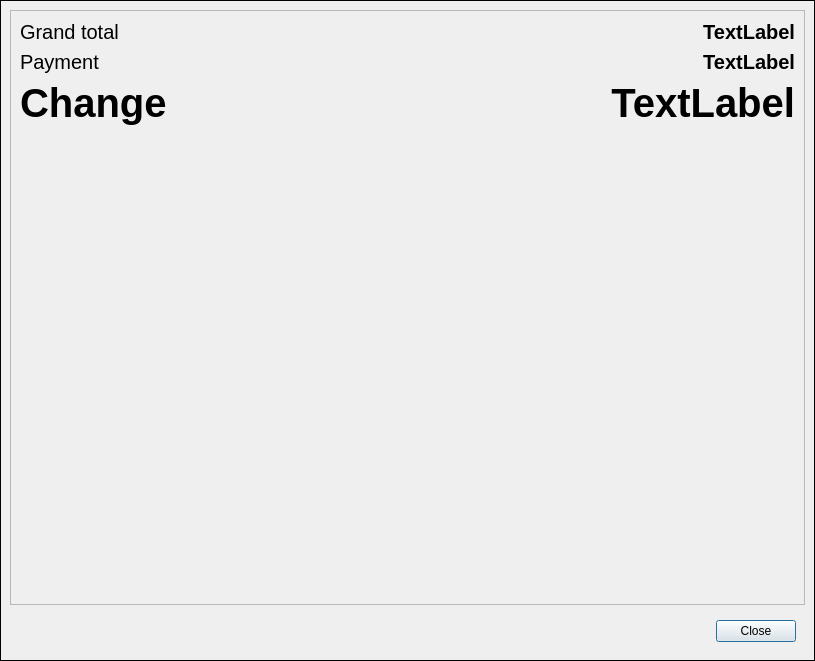
rondalefloyd/mts-pos, file app/views/templates/generated/PostOrder.ui: the form before one commit.
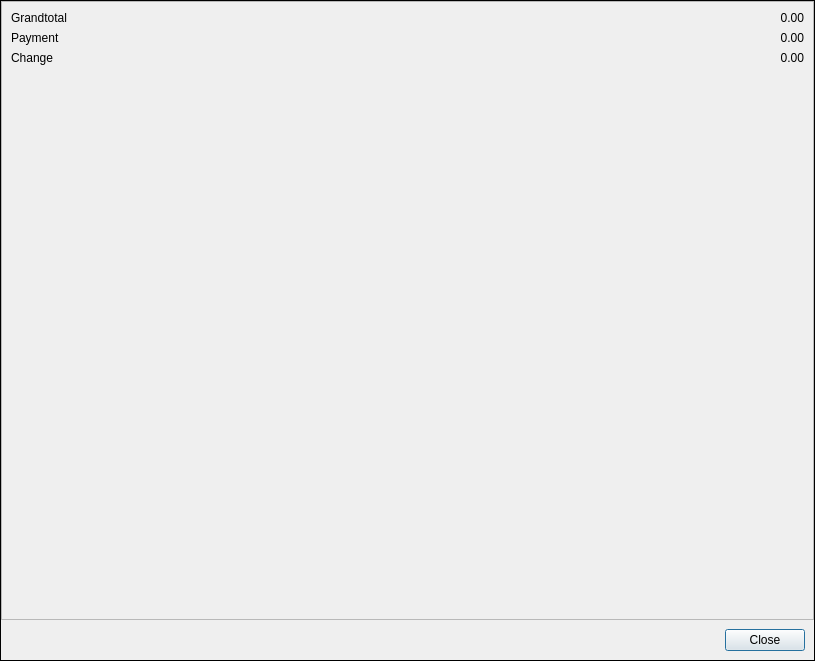
The form after the commit.

```diff
--- a/app/views/templates/generated/PostOrder.ui
+++ b/app/views/templates/generated/PostOrder.ui
@@ -41,6 +41,21 @@
       <enum>QFrame::Plain</enum>
      </property>
      <layout class="QVBoxLayout" name="verticalLayout_2">
+      <property name="spacing">
+       <number>0</number>
+      </property>
+      <property name="leftMargin">
+       <number>0</number>
+      </property>
+      <property name="topMargin">
+       <number>0</number>
+      </property>
+      <property name="rightMargin">
+       <number>0</number>
+      </property>
+      <property name="bottomMargin">
+       <number>0</number>
+      </property>
       <item>
        <widget class="QFrame" name="frame">
         <property name="frameShape">
@@ -54,23 +69,13 @@
           <layout class="QFormLayout" name="formLayout">
            <item row="0" column="0">
             <widget class="QLabel" name="label">
-             <property name="font">
-              <font>
-               <pointsize>15</pointsize>
-              </font>
-             </property>
              <property name="text">
-              <string>Grand total</string>
+              <string>Grandtotal</string>
              </property>
             </widget>
            </item>
            <item row="1" column="0">
             <widget class="QLabel" name="label_2">
-             <property name="font">
-              <font>
-               <pointsize>15</pointsize>
-              </font>
-             </property>
              <property name="text">
               <string>Payment</string>
              </property>
@@ -78,13 +83,6 @@
            </item>
            <item row="2" column="0">
             <widget class="QLabel" name="label_3">
-             <property name="font">
-              <font>
-               <pointsize>30</pointsize>
-               <weight>75</weight>
-               <bold>true</bold>
-              </font>
-             </property>
              <property name="text">
               <string>Change</string>
              </property>
@@ -92,15 +90,8 @@
            </item>
            <item row="0" column="1">
             <widget class="QLabel" name="labelGrandTotal">
-             <property name="font">
-              <font>
-               <pointsize>15</pointsize>
-               <weight>75</weight>
-               <bold>true</bold>
-              </font>
-             </property>
              <property name="text">
-              <string>TextLabel</string>
+              <string>0.00</string>
              </property>
              <property name="alignment">
               <set>Qt::AlignRight|Qt::AlignTrailing|Qt::AlignVCenter</set>
@@ -109,15 +100,8 @@
            </item>
            <item row="1" column="1">
             <widget class="QLabel" name="labelPayment">
-             <property name="font">
-              <font>
-               <pointsize>15</pointsize>
-               <weight>75</weight>
-               <bold>true</bold>
-              </font>
-             </property>
              <property name="text">
-              <string>TextLabel</string>
+              <string>0.00</string>
              </property>
              <property name="alignment">
               <set>Qt::AlignRight|Qt::AlignTrailing|Qt::AlignVCenter</set>
@@ -126,15 +110,8 @@
            </item>
            <item row="2" column="1">
             <widget class="QLabel" name="labelChange">
-             <property name="font">
-              <font>
-               <pointsize>30</pointsize>
-               <weight>75</weight>
-               <bold>true</bold>
-              </font>
-             </property>
              <property name="text">
-              <string>TextLabel</string>
+              <string>0.00</string>
              </property>
              <property name="alignment">
               <set>Qt::AlignRight|Qt::AlignTrailing|Qt::AlignVCenter</set>
```
